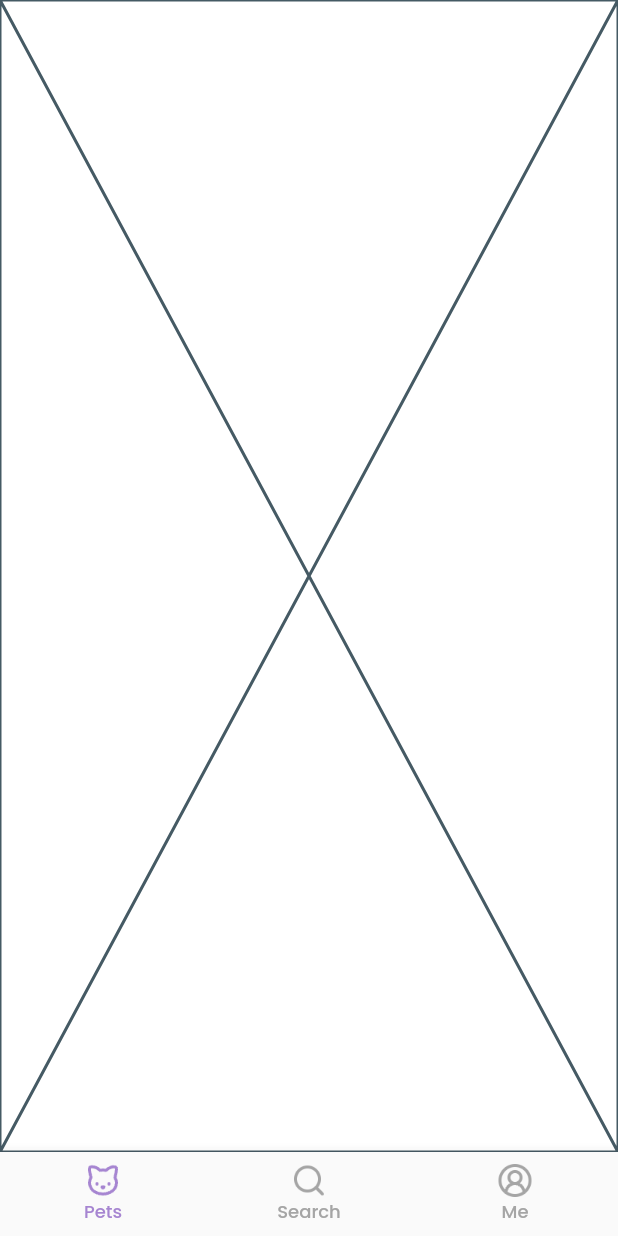
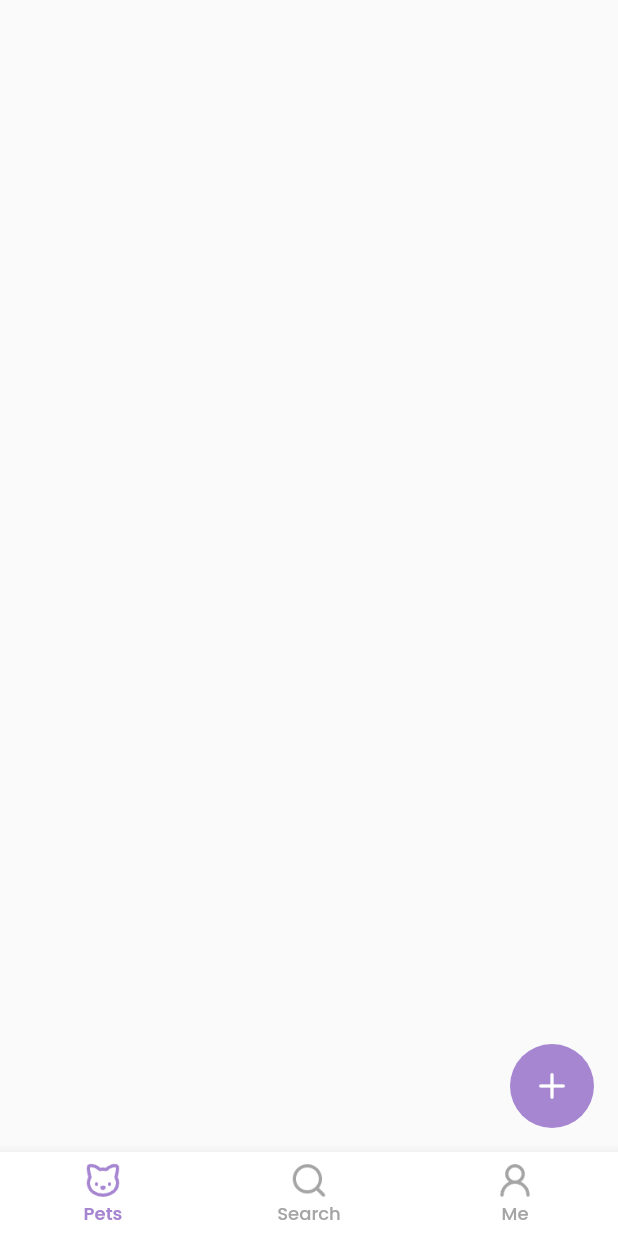
Before and after one commit to vasylieev/petshare, a Flutter app: the screen it shows after launch, on a phone screen of 412 x 824 dp. Run offline on Flutter 3.47's test engine with Material 3 defaults, Android fonts, the phone set to English and light mode, and no system bars; our stand-ins replace go_router.

Commit message:
Add home floating action button

```diff
--- a/lib/src/core/resources/app_colors.dart
+++ b/lib/src/core/resources/app_colors.dart
@@ -3,6 +3,7 @@ import 'package:flutter/material.dart';
 sealed class AppColors {
   static const white = Colors.white;
   static const black = Colors.black;
-  static const darkGrey = Color(0xFFA5A5A5);
+  static const lightGrey = Color(0xFFFAFAFA);
+  static const grey = Color(0xFFA5A5A5);
   static const accent = Color(0xFFA685D1);
 }
--- a/lib/src/core/resources/app_icons.dart
+++ b/lib/src/core/resources/app_icons.dart
@@ -1,6 +1,7 @@
 sealed class AppIcons {
   static const paw = 'assets/icons/paw.png';
   static const search = 'assets/icons/search.png';
-  static const circleUserRound = 'assets/icons/circle-user-round.png';
   static const cat = 'assets/icons/cat.png';
+  static const userRound = 'assets/icons/user-round.png';
+  static const plus = 'assets/icons/plus.png';
 }
--- a/lib/src/core/resources/app_text_styles.dart
+++ b/lib/src/core/resources/app_text_styles.dart
@@ -6,6 +6,7 @@ sealed class AppTextStyles {
   static const double _size24 = 24;
 
   static const FontWeight _medium = FontWeight.w500;
+  static const FontWeight _semiBold = FontWeight.w600;
 
   static const TextStyle size24MediumWhite = TextStyle(
     fontSize: _size24,
@@ -14,8 +15,18 @@ sealed class AppTextStyles {
   );
   static const TextStyle size12MediumDarkGrey = TextStyle(
     fontSize: _size12,
-    color: AppColors.darkGrey,
+    color: AppColors.grey,
     fontWeight: _medium,
+  );
+  static const TextStyle size12MSemiBoldDarkGrey = TextStyle(
+    fontSize: _size12,
+    color: AppColors.grey,
+    fontWeight: _semiBold,
+  );
+  static const TextStyle size12MSemiBoldAccent = TextStyle(
+    fontSize: _size12,
+    color: AppColors.accent,
+    fontWeight: _semiBold,
   );
   static const TextStyle size12MediumAccent = TextStyle(
     fontSize: _size12,
--- a/lib/src/core/utils/app_icon.dart
+++ b/lib/src/core/utils/app_icon.dart
@@ -16,7 +16,7 @@ class AppIcon extends StatelessWidget {
     return Image.asset(
       icon,
       color: color,
-      scale: 2,
+      height: 26,
     );
   }
 }
--- /dev/null
+++ b/lib/src/core/widgets/paddings/app_default_background.dart
@@ -0,0 +1,29 @@
+import 'package:flutter/material.dart';
+import 'package:petshare/src/core/resources/app_colors.dart';
+
+class AppDefaultBackground extends StatelessWidget {
+  const AppDefaultBackground({
+    required this.child,
+    this.backgroundColor = AppColors.white,
+    this.floatingActionButton,
+    super.key,
+  });
+
+  final Widget child;
+  final Color backgroundColor;
+  final Widget? floatingActionButton;
+
+  @override
+  Widget build(BuildContext context) {
+    return Scaffold(
+      floatingActionButton: floatingActionButton,
+      backgroundColor: backgroundColor,
+      body: SafeArea(
+        child: Padding(
+          padding: const EdgeInsets.symmetric(horizontal: 15),
+          child: child,
+        ),
+      ),
+    );
+  }
+}
--- a/lib/src/features/dashboard/widgets/app_navigation_bar.dart
+++ b/lib/src/features/dashboard/widgets/app_navigation_bar.dart
@@ -29,11 +29,12 @@ class _AppNavigationBarState extends State<AppNavigationBar> {
           widget.onTap(_currentIndex);
         });
       },
-      unselectedItemColor: AppColors.darkGrey,
+      unselectedItemColor: AppColors.grey,
       selectedItemColor: AppColors.accent,
       selectedFontSize: 12,
-      selectedLabelStyle: AppTextStyles.size12MediumDarkGrey,
+      selectedLabelStyle: AppTextStyles.size12MSemiBoldDarkGrey,
       unselectedLabelStyle: AppTextStyles.size12MediumAccent,
+      backgroundColor: AppColors.white,
       items: const [
         BottomNavigationBarItem(
           icon: _BarItem(icon: AppIcons.cat),
@@ -46,8 +47,8 @@ class _AppNavigationBarState extends State<AppNavigationBar> {
           label: 'Search',
         ),
         BottomNavigationBarItem(
-          icon: _BarItem(icon: AppIcons.circleUserRound),
-          activeIcon: _ActiveBarItem(icon: AppIcons.circleUserRound),
+          icon: _BarItem(icon: AppIcons.userRound),
+          activeIcon: _ActiveBarItem(icon: AppIcons.userRound),
           label: 'Me',
         ),
       ],
@@ -64,7 +65,7 @@ class _BarItem extends StatelessWidget {
   Widget build(BuildContext context) {
     return AppIcon(
       icon,
-      color: AppColors.darkGrey,
+      color: AppColors.grey,
     );
   }
 }
--- a/lib/src/features/home/view/home_screen.dart
+++ b/lib/src/features/home/view/home_screen.dart
@@ -1,10 +1,37 @@
 import 'package:flutter/material.dart';
+import 'package:petshare/src/core/resources/app_colors.dart';
+import 'package:petshare/src/core/widgets/paddings/app_default_background.dart';
+import 'package:petshare/src/features/home/widgets/home_resources.dart';
 
 class HomeScreen extends StatelessWidget {
   const HomeScreen({super.key});
 
   @override
   Widget build(BuildContext context) {
-    return const Placeholder();
+    return const _View();
   }
 }
+
+class _View extends StatelessWidget {
+  const _View();
+
+  @override
+  Widget build(BuildContext context) {
+    return AppDefaultBackground(
+      backgroundColor: AppColors.lightGrey,
+      floatingActionButton: _AddPetButton(),
+      child: CustomScrollView(
+        slivers: [],
+      ),
+    );
+  }
+}
+
+class _AddPetButton extends StatelessWidget {
+  const _AddPetButton();
+
+  @override
+  Widget build(BuildContext context) {
+    return AddPetButton(onPressed: () {});
+  }
+}
--- /dev/null
+++ b/lib/src/features/home/widgets/add_pet_button.dart
@@ -0,0 +1,26 @@
+import 'package:flutter/material.dart';
+import 'package:petshare/src/core/resources/app_colors.dart';
+import 'package:petshare/src/core/resources/app_icons.dart';
+import 'package:petshare/src/core/utils/app_icon.dart';
+
+class AddPetButton extends StatelessWidget {
+  const AddPetButton({
+    required this.onPressed,
+    super.key,
+  });
+
+  final void Function() onPressed;
+
+  @override
+  Widget build(BuildContext context) {
+    return FloatingActionButton(
+      onPressed: onPressed,
+      backgroundColor: AppColors.accent,
+      elevation: 0,
+      child: const AppIcon(
+        AppIcons.plus,
+        color: AppColors.white,
+      ),
+    );
+  }
+}
--- /dev/null
+++ b/lib/src/features/home/widgets/home_resources.dart
@@ -0,0 +1 @@
+export 'add_pet_button.dart';
--- a/pubspec.yaml
+++ b/pubspec.yaml
@@ -31,10 +31,8 @@ dependencies:
   flutter:
     sdk: flutter
 
+  cupertino_icons: ^1.0.2
 
-  # The following adds the Cupertino Icons font to your application.
-  # Use with the CupertinoIcons class for iOS style icons.
-  cupertino_icons: ^1.0.2
   # routing
   go_router: ^14.2.1
 
```
Also changed, not shown: assets/icons/plus.png (added), assets/icons/user-round.png (added).
